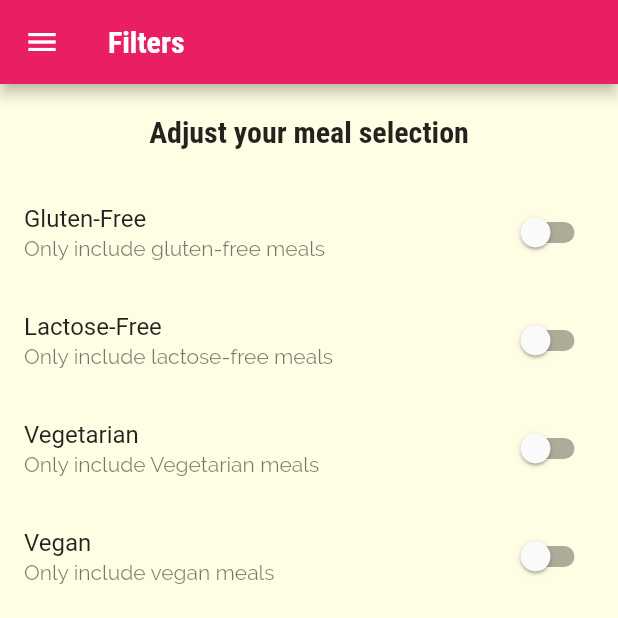
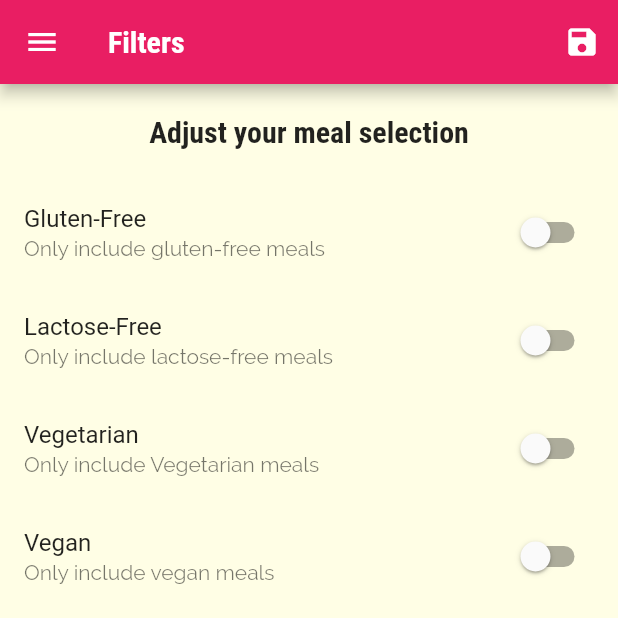
Before and after one commit to ayoline/meals-app, a Flutter app: the FiltersScreen screen opened by its route, on a phone screen of 412 x 824 dp, the top half of it. Run offline on Flutter 3.47's test engine with Material 2 defaults, Android fonts, the phone set to English and light mode, and no system bars.

Commit message:
add filtering logic to the App

```diff
--- a/lib/main.dart
+++ b/lib/main.dart
@@ -1,18 +1,56 @@
 // ignore_for_file: deprecated_member_use, avoid_print
 import 'package:flutter/material.dart';
 
+import './dummy_data.dart';
 import './screens/filters_screen.dart';
 import './screens/tabs_screen.dart';
 import './screens/meal_detail_screen.dart';
 import './screens/category_meals_screen.dart';
 import './screens/categories_screen.dart';
+import './models/meal.dart';
 
 void main() {
   runApp(const MyApp());
 }
 
-class MyApp extends StatelessWidget {
+class MyApp extends StatefulWidget {
   const MyApp({Key? key}) : super(key: key);
+
+  @override
+  State<MyApp> createState() => _MyAppState();
+}
+
+class _MyAppState extends State<MyApp> {
+  Map<String, bool> _filters = {
+    'gluten': false,
+    'lactose': false,
+    'vegan': false,
+    'vegetarian': false,
+  };
+
+  List<Meal> _availableMeals = DUMMY_MEALS;
+
+  void _setFilters(Map<String, bool> filterData) {
+    setState(() {
+      _filters = filterData;
+
+      _availableMeals = DUMMY_MEALS.where((meal) {
+        if (_filters['gluten'] as bool && !meal.isGlutenFree) {
+          return false;
+        }
+        if (_filters['lactose'] as bool && !meal.isLactoseFree) {
+          return false;
+        }
+        if (_filters['vegan'] as bool && !meal.isVegan) {
+          return false;
+        }
+        if (_filters['vegetarian'] as bool && !meal.isVegetarian) {
+          return false;
+        }
+        return true;
+      }).toList();
+    });
+  }
 
   @override
   Widget build(BuildContext context) {
@@ -41,9 +79,10 @@ class MyApp extends StatelessWidget {
       initialRoute: '/',
       routes: {
         '/': (ctx) => const TabsScreen(),
-        CategoryMealsScreen.routeName: (ctx) => const CategoryMealsScreen(),
+        CategoryMealsScreen.routeName: (ctx) =>
+            CategoryMealsScreen(_availableMeals),
         MealDetailsScreen.routeName: (ctx) => const MealDetailsScreen(),
-        FiltersScreen.routeName: (ctx) => const FiltersScreen(),
+        FiltersScreen.routeName: (ctx) => FiltersScreen(_filters, _setFilters),
       },
       onGenerateRoute: (settings) {
         print(settings.arguments);
--- a/lib/screens/filters_screen.dart
+++ b/lib/screens/filters_screen.dart
@@ -3,19 +3,33 @@ import 'package:flutter/material.dart';
 import '../widgets/main_drawer.dart';
 
 class FiltersScreen extends StatefulWidget {
-  const FiltersScreen({Key? key}) : super(key: key);
+  static const routeName = '/filters';
 
-  static const routeName = '/filters';
+  final Function saveFilters;
+  final Map<String, bool> currentFilters;
+
+  const FiltersScreen(this.currentFilters, this.saveFilters, {Key? key})
+      : super(key: key);
 
   @override
   State<FiltersScreen> createState() => _FiltersScreenState();
 }
 
 class _FiltersScreenState extends State<FiltersScreen> {
-  var _glutenFree = false;
-  var _vegetarian = false;
-  var _vegan = false;
-  var _lactoseFree = false;
+  bool _glutenFree = false;
+  bool _vegetarian = false;
+  bool _vegan = false;
+  bool _lactoseFree = false;
+
+  @override
+  initState() {
+    _glutenFree = widget.currentFilters['gluten'] as bool;
+    _lactoseFree = widget.currentFilters['lactose'] as bool;
+    _vegan = widget.currentFilters['vegan'] as bool;
+    _vegetarian = widget.currentFilters['vegetarian'] as bool;
+
+    super.initState();
+  }
 
   Widget _buildListTitle(String title, String description, bool currentValue,
       Function updateValue) {
@@ -34,6 +48,20 @@ class _FiltersScreenState extends State<FiltersScreen> {
     return Scaffold(
       appBar: AppBar(
         title: const Text('Filters'),
+        actions: [
+          IconButton(
+            icon: const Icon(Icons.save),
+            onPressed: () {
+              final seletedFilters = {
+                'gluten': _glutenFree,
+                'lactose': _lactoseFree,
+                'vegan': _vegan,
+                'vegetarian': _vegetarian
+              };
+              widget.saveFilters(seletedFilters);
+            },
+          )
+        ],
       ),
       drawer: const MainDrawer(),
       body: Column(
--- a/lib/screens/meal_detail_screen.dart
+++ b/lib/screens/meal_detail_screen.dart
@@ -92,7 +92,7 @@ class MealDetailsScreen extends StatelessWidget {
         ),
       ),
       floatingActionButton: FloatingActionButton(
-        child: Icon(
+        child: const Icon(
           Icons.delete,
         ),
         onPressed: () {
```
Also changed, not shown: lib/screens/category_meals_screen.dart (+4 -5 lines).
